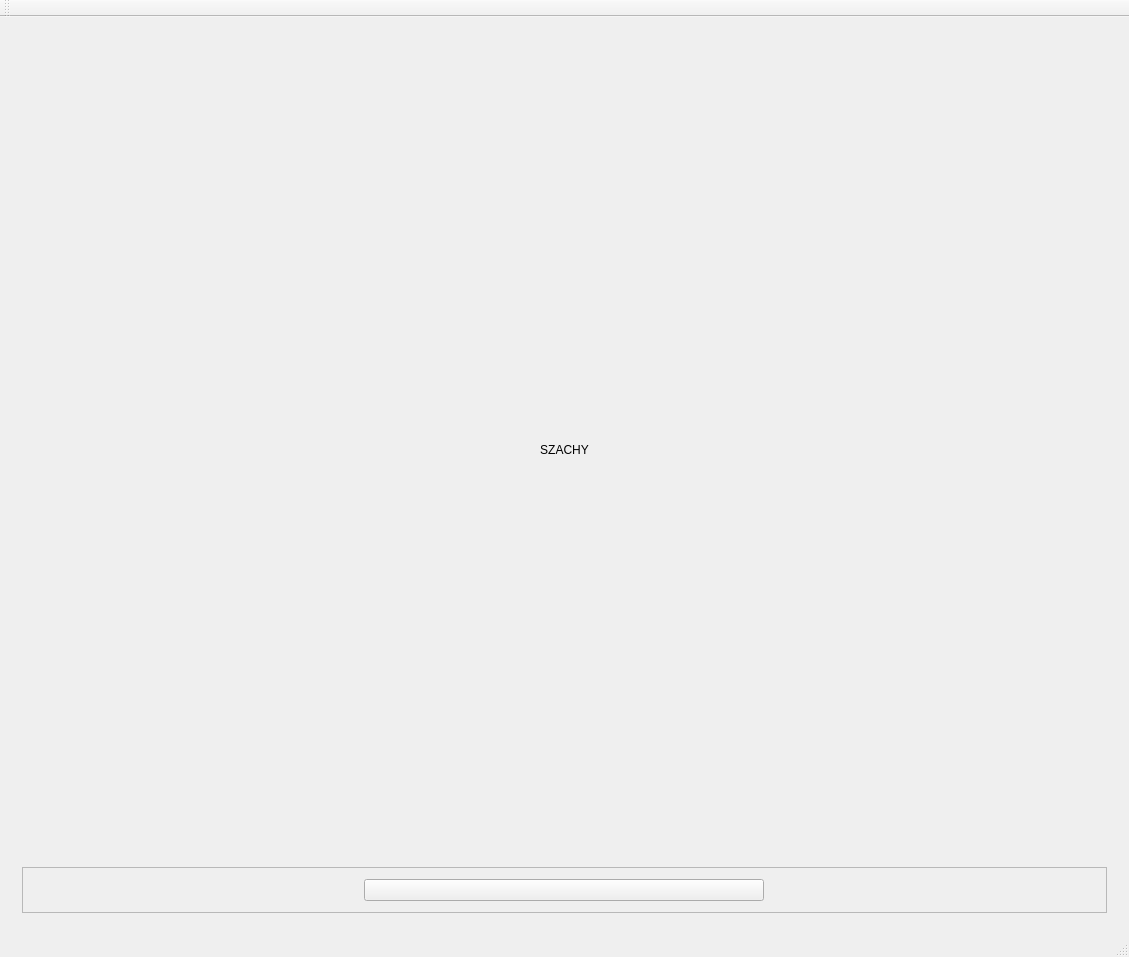
This is ChessGUIV3/ChessGUIV3.ui in GreysonKrystian/chess as Qt 5 draws it before an edit. The edited form follows.
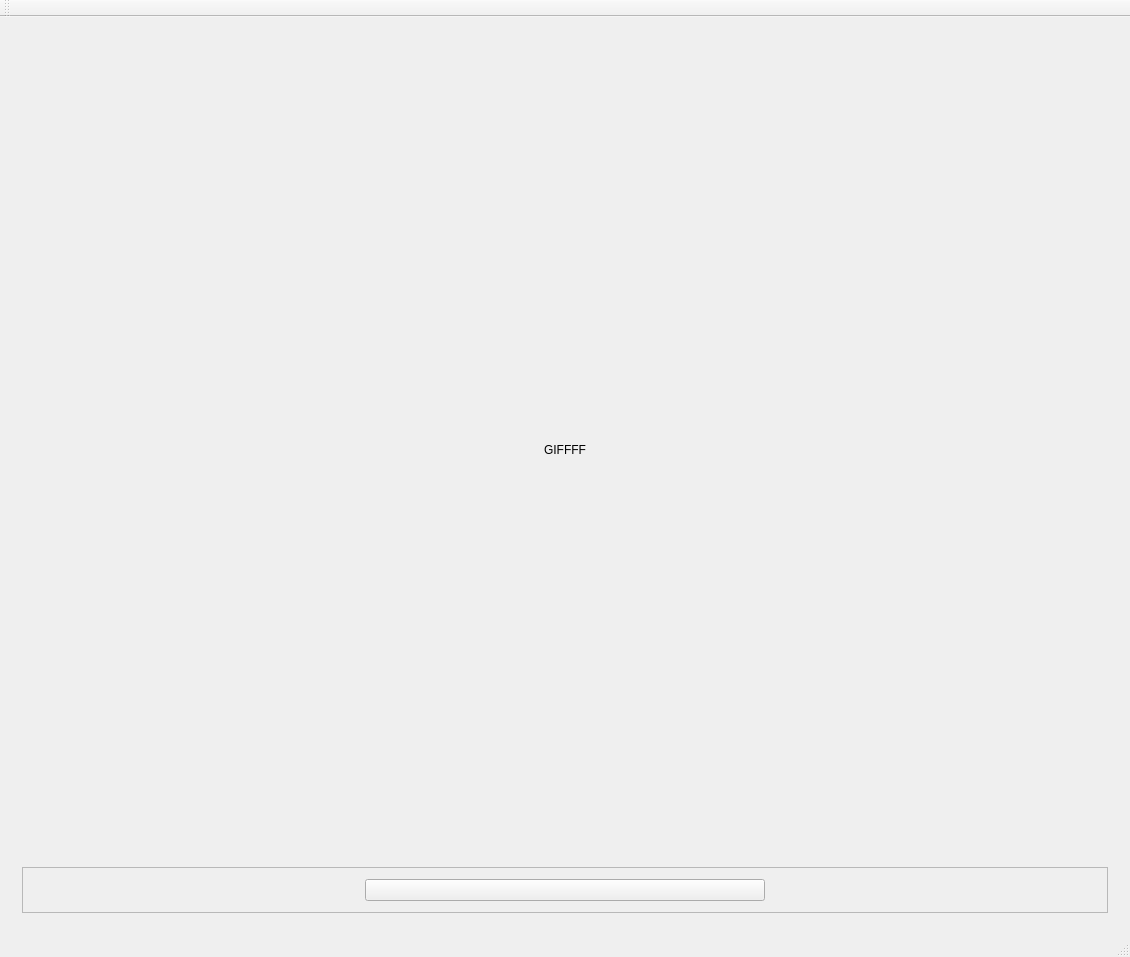
This is the edited form. The open tabs and pages were chosen to show the change.

Diff of the .ui file:
```diff
--- a/ChessGUIV3/ChessGUIV3.ui
+++ b/ChessGUIV3/ChessGUIV3.ui
@@ -6,7 +6,7 @@
    <rect>
     <x>0</x>
     <y>0</y>
-    <width>1129</width>
+    <width>1130</width>
     <height>957</height>
    </rect>
   </property>
@@ -3290,7 +3290,7 @@
            </sizepolicy>
           </property>
           <property name="text">
-           <string>SZACHY</string>
+           <string>GIFFFF</string>
           </property>
           <property name="textFormat">
            <enum>Qt::RichText</enum>
```
Left out of the diff: 8 changed lines with no effect on the pictures.
